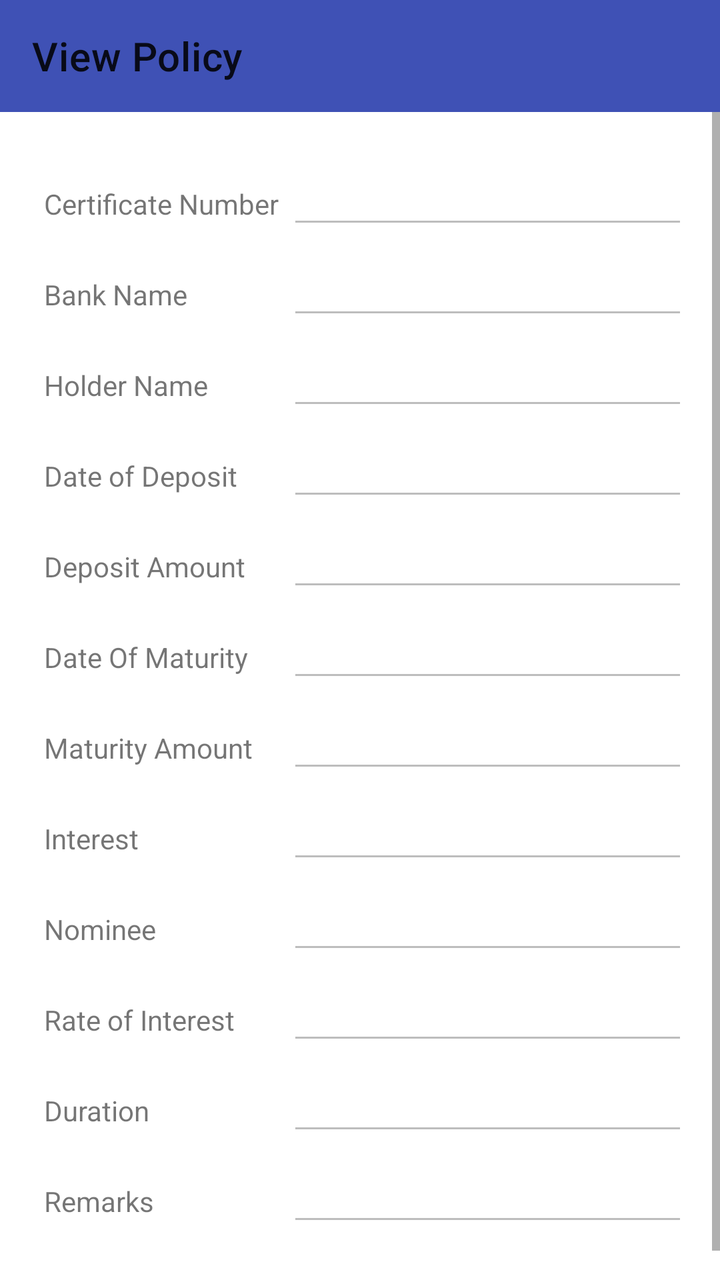
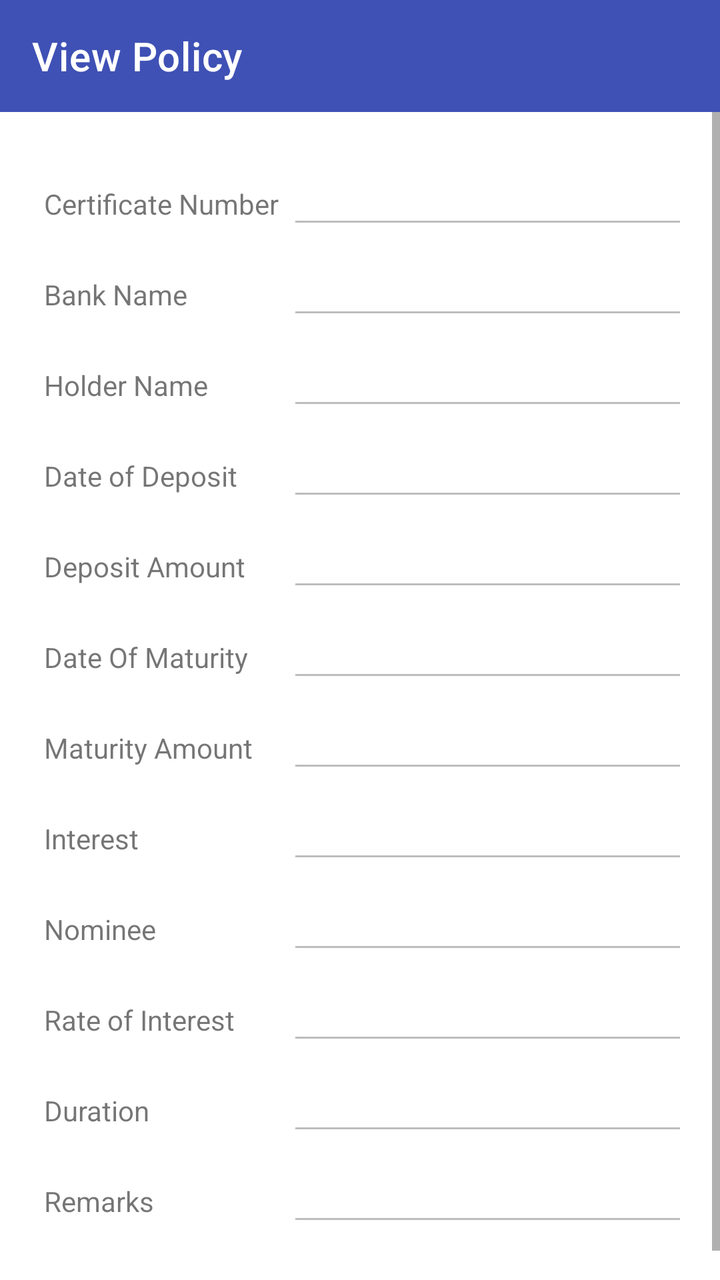

Screens rendered from an Android XML layout before and after an edit, with the pre-edit source and the edit as a unified diff.
<!-- AndroidManifest.xml: application theme AppTheme -->
<!-- res/layout/activity_view_policy.xml -->
<?xml version="1.0" encoding="utf-8"?>

<LinearLayout xmlns:android="http://schemas.android.com/apk/res/android"
    xmlns:app="http://schemas.android.com/apk/res-auto"
    xmlns:tools="http://schemas.android.com/tools"
    android:id="@+id/main"
    android:layout_width="match_parent"
    android:layout_height="match_parent"
    android:orientation="vertical"
    tools:context=".ViewPolicy">

    <androidx.appcompat.widget.Toolbar
        android:id="@+id/toolbar"
        android:layout_width="match_parent"
        android:layout_height="?attr/actionBarSize"
        android:background="?attr/colorPrimary"
        app:title="View Policy"
        app:popupTheme="@style/AppTheme.PopupOverlay" />

    <ScrollView
        android:layout_width="match_parent"
        android:layout_height="0dp"
        android:layout_weight="1">

        <TableLayout
            android:layout_width="wrap_content"
            android:layout_height="wrap_content"
            android:layout_gravity="center_horizontal"
            android:layout_margin="20dp">

            <TableRow
                android:layout_width="match_parent"
                android:layout_height="match_parent"
                android:visibility="visible">


                <TextView

                    android:layout_width="wrap_content"
                    android:layout_height="wrap_content"
                    android:layout_margin="2dp"
                    android:text="Certificate Number"
                    android:visibility="visible" />

                <EditText
                    android:id="@+id/certificateNumber"
                    android:layout_width="wrap_content"
                    android:layout_height="wrap_content"
                    android:layout_margin="2dp"
                    android:ems="10"
                    android:enabled="false"
                    android:focusable="false"
                    android:textColor="#000"
                    android:inputType="textPersonName"
                    android:visibility="visible" />

            </TableRow>

            <TableRow
                android:layout_width="match_parent"
                android:layout_height="match_parent"
                android:visibility="visible">


                <TextView

                    android:layout_width="wrap_content"
                    android:layout_height="wrap_content"
                    android:layout_margin="2dp"
                    android:text="Bank Name"
                    android:visibility="visible" />

                <EditText
                    android:id="@+id/bankName"
                    android:layout_width="wrap_content"
                    android:layout_height="wrap_content"
                    android:layout_margin="2dp"
                    android:ems="10"
                    android:enabled="false"
                    android:focusable="false"
                    android:textColor="#000"
                    android:inputType="textPersonName"
                    android:visibility="visible" />

            </TableRow>

            <TableRow
                android:layout_width="match_parent"
                android:layout_height="match_parent"
                android:visibility="visible">


                <TextView
                    android:id="@+id/asdasd"
                    android:layout_width="wrap_content"
                    android:layout_height="wrap_content"
                    android:layout_margin="2dp"
                    android:text="Holder Name" />

                <EditText
                    android:id="@+id/holder"
                    android:layout_width="wrap_content"
                    android:layout_height="wrap_content"
                    android:layout_margin="2dp"
                    android:ems="10"
                    android:enabled="false"
                    android:focusable="false"
                    android:textColor="#000"
                    android:inputType="textPersonName" />

            </TableRow>

            <TableRow
                android:layout_width="match_parent"
                android:layout_height="match_parent"
                android:visibility="visible">


                <TextView
                    android:id="@+id/gfsgfg"
                    android:layout_width="wrap_content"
                    android:layout_height="wrap_content"
                    android:layout_margin="2dp"
                    android:text="Date of Deposit" />

                <EditText
                    android:id="@+id/dateOfDeposit"
                    android:layout_width="wrap_content"
                    android:layout_height="wrap_content"
                    android:layout_margin="2dp"
                    android:ems="10"
                    android:enabled="false"
                    android:focusable="false"
                    android:textColor="#000"
                    android:inputType="textPersonName" />

            </TableRow>

            <TableRow
                android:layout_width="match_parent"
                android:layout_height="match_parent"
                android:visibility="visible">


                <TextView

                    android:layout_width="wrap_content"
                    android:layout_height="wrap_content"
                    android:layout_margin="2dp"
                    android:text="Deposit Amount" />

                <EditText
                    android:id="@+id/depositAmount"
                    android:layout_width="wrap_content"
                    android:layout_height="wrap_content"
                    android:layout_margin="2dp"
                    android:ems="10"
                    android:enabled="false"
                    android:focusable="false"
                    android:textColor="#000"
                    android:inputType="number" />

            </TableRow>

            <TableRow
                android:layout_width="match_parent"
                android:layout_height="match_parent">


                <TextView

                    android:layout_width="wrap_content"
                    android:layout_height="wrap_content"
                    android:layout_margin="2dp"
                    android:text="Date Of Maturity" />

                <EditText
                    android:id="@+id/dateOfMaturity"
                    android:layout_width="wrap_content"
                    android:layout_height="wrap_content"
                    android:layout_margin="2dp"
                    android:ems="10"
                    android:focusable="false"
                    android:enabled="false"
                    android:textColor="#000"
                    android:inputType="textPersonName" />

            </TableRow>

            <TableRow
                android:layout_width="match_parent"
                android:layout_height="match_parent">


                <TextView

                    android:layout_width="wrap_content"
                    android:layout_height="wrap_content"
                    android:layout_margin="2dp"
                    android:text="Maturity Amount" />

                <EditText
                    android:id="@+id/maturityAmount"
                    android:layout_width="wrap_content"
                    android:layout_height="wrap_content"
                    android:layout_margin="2dp"
                    android:ems="10"
                    android:enabled="false"
                    android:focusable="false"
                    android:textColor="#000"
                    android:inputType="number" />

            </TableRow>

            <TableRow
                android:layout_width="match_parent"
                android:layout_height="match_parent">


                <TextView

                    android:layout_width="wrap_content"
                    android:layout_height="wrap_content"
                    android:layout_margin="2dp"
                    android:text="Interest" />

                <EditText
                    android:id="@+id/interest"
                    android:layout_width="wrap_content"
                    android:layout_height="wrap_content"
                    android:layout_margin="2dp"
                    android:ems="10"
                    android:textColor="#000"
                    android:enabled="false"
                    android:focusable="false"
                    android:inputType="number" />

            </TableRow>

            <TableRow
                android:layout_width="match_parent"
                android:layout_height="match_parent">


                <TextView

                    android:layout_width="wrap_content"
                    android:layout_height="wrap_content"
                    android:layout_margin="2dp"
                    android:text="Nominee" />

                <EditText
                    android:id="@+id/nominee"
                    android:layout_width="wrap_content"
                    android:layout_height="wrap_content"
                    android:layout_margin="2dp"
                    android:ems="10"
                    android:enabled="false"
                    android:focusable="false"
                    android:textColor="#000"
                    android:inputType="textPersonName" />

            </TableRow>

            <TableRow
                android:layout_width="match_parent"
                android:layout_height="match_parent">


                <TextView

                    android:layout_width="wrap_content"
                    android:layout_height="wrap_content"
                    android:layout_margin="2dp"
                    android:text="Rate of Interest" />

                <EditText
                    android:id="@+id/rateOfInterest"
                    android:layout_width="wrap_content"
                    android:layout_height="wrap_content"
                    android:layout_margin="2dp"
                    android:ems="10"
                    android:enabled="false"
                    android:focusable="false"
                    android:textColor="#000"
                    android:inputType="numberDecimal" />

            </TableRow>

            <TableRow
                android:layout_width="match_parent"
                android:layout_height="match_parent">


                <TextView

                    android:layout_width="wrap_content"
                    android:layout_height="wrap_content"
                    android:layout_margin="2dp"
                    android:text="Duration" />

                <EditText
                    android:id="@+id/durationInt"
                    android:layout_width="wrap_content"
                    android:layout_height="wrap_content"
                    android:layout_margin="2dp"
                    android:ems="10"
                    android:enabled="false"
                    android:textColor="#000"
                    android:focusable="false"
                    android:inputType="numberDecimal" />

            </TableRow>

            <TableRow
                android:layout_width="match_parent"
                android:layout_height="match_parent"
                android:layout_marginBottom="35dp">


                <TextView

                    android:layout_width="wrap_content"
                    android:layout_height="wrap_content"
                    android:layout_margin="2dp"
                    android:text="Remarks" />

                <EditText
                    android:id="@+id/remarks"
                    android:layout_width="wrap_content"
                    android:layout_height="wrap_content"
                    android:layout_margin="2dp"
                    android:ems="10"
                    android:enabled="false"
                    android:textColor="#000"

                    android:focusable="false"
                    android:inputType="textPersonName" />

            </TableRow>

        </TableLayout>

    </ScrollView>

    <Button
        android:id="@+id/save"
        android:layout_width="match_parent"
        android:layout_height="wrap_content"
        android:visibility="gone"
        android:text="Save Policy" />

</LinearLayout>
<!-- resources referenced by this layout -->
<resources>
  <style name="AppTheme.PopupOverlay" parent="ThemeOverlay.AppCompat.Light" />
  <style name="AppTheme" parent="Theme.MaterialComponents.Light.DarkActionBar">
          <item name="colorPrimary">@color/colorPrimary</item>
          <item name="colorPrimaryVariant">@color/colorPrimaryDark</item>
          <item name="colorOnPrimary">@color/white</item>
          <item name="colorSecondary">@color/colorAccent</item>
          <item name="colorSecondaryVariant">@color/colorPrimaryDark</item>
          <item name="colorOnSecondary">@color/white</item>
          <item name="android:statusBarColor">?attr/colorPrimaryVariant</item>
      </style>
  <color name="colorPrimary">#3F51B5</color>
  <color name="colorPrimaryDark">#303F9F</color>
  <color name="white">#FFFFFFFF</color>
  <color name="colorAccent">#3F51B5</color>
</resources>

<!-- the commit's change to res/layout/activity_view_policy.xml (unified diff, before → after) -->
@@ -15,6 +15,7 @@
         android:layout_height="?attr/actionBarSize"
         android:background="?attr/colorPrimary"
         app:title="View Policy"
+        app:titleTextColor="@color/white"
         app:popupTheme="@style/AppTheme.PopupOverlay" />
 
     <ScrollView
